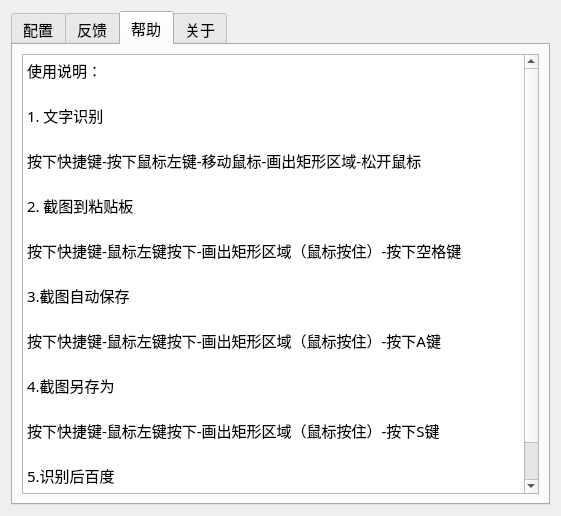
Y-Matin/NewsSpider, file setting.ui: the form before one commit.
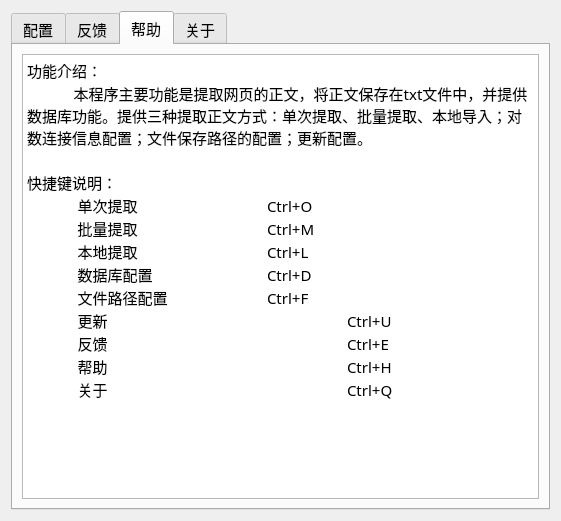
The form after the commit. The open tabs and pages were chosen to show the change. Icons and pictures are not drawn.

Commit message: 可以实现批量本地html文件导入，处理解析

```diff
--- a/setting.ui
+++ b/setting.ui
@@ -7,7 +7,7 @@
     <x>0</x>
     <y>0</y>
     <width>561</width>
-    <height>516</height>
+    <height>521</height>
    </rect>
   </property>
   <property name="windowTitle">
@@ -333,27 +333,19 @@
 &lt;html&gt;&lt;head&gt;&lt;meta name=&quot;qrichtext&quot; content=&quot;1&quot; /&gt;&lt;style type=&quot;text/css&quot;&gt;
 p, li { white-space: pre-wrap; }
 &lt;/style&gt;&lt;/head&gt;&lt;body style=&quot; font-family:'Bahnschrift SemiLight'; font-size:11pt; font-weight:400; font-style:normal;&quot;&gt;
-&lt;p style=&quot; margin-top:0px; margin-bottom:0px; margin-left:0px; margin-right:0px; -qt-block-indent:0; text-indent:0px;&quot;&gt;使用说明： &lt;/p&gt;
+&lt;p style=&quot; margin-top:0px; margin-bottom:0px; margin-left:0px; margin-right:0px; -qt-block-indent:0; text-indent:0px;&quot;&gt;功能介绍：&lt;/p&gt;
+&lt;p style=&quot; margin-top:0px; margin-bottom:0px; margin-left:0px; margin-right:0px; -qt-block-indent:0; text-indent:0px;&quot;&gt;            本程序主要功能是提取网页的正文，将正文保存在txt文件中，并提供数据库功能。提供三种提取正文方式：单次提取、批量提取、本地导入；对数连接信息配置；文件保存路径的配置；更新配置。&lt;/p&gt;
 &lt;p style=&quot;-qt-paragraph-type:empty; margin-top:0px; margin-bottom:0px; margin-left:0px; margin-right:0px; -qt-block-indent:0; text-indent:0px;&quot;&gt;&lt;br /&gt;&lt;/p&gt;
-&lt;p style=&quot; margin-top:0px; margin-bottom:0px; margin-left:0px; margin-right:0px; -qt-block-indent:0; text-indent:0px;&quot;&gt;1. 文字识别 &lt;/p&gt;
-&lt;p style=&quot;-qt-paragraph-type:empty; margin-top:0px; margin-bottom:0px; margin-left:0px; margin-right:0px; -qt-block-indent:0; text-indent:0px;&quot;&gt;&lt;br /&gt;&lt;/p&gt;
-&lt;p style=&quot; margin-top:0px; margin-bottom:0px; margin-left:0px; margin-right:0px; -qt-block-indent:0; text-indent:0px;&quot;&gt;按下快捷键-按下鼠标左键-移动鼠标-画出矩形区域-松开鼠标 &lt;/p&gt;
-&lt;p style=&quot;-qt-paragraph-type:empty; margin-top:0px; margin-bottom:0px; margin-left:0px; margin-right:0px; -qt-block-indent:0; text-indent:0px;&quot;&gt;&lt;br /&gt;&lt;/p&gt;
-&lt;p style=&quot; margin-top:0px; margin-bottom:0px; margin-left:0px; margin-right:0px; -qt-block-indent:0; text-indent:0px;&quot;&gt;2. 截图到粘贴板 &lt;/p&gt;
-&lt;p style=&quot;-qt-paragraph-type:empty; margin-top:0px; margin-bottom:0px; margin-left:0px; margin-right:0px; -qt-block-indent:0; text-indent:0px;&quot;&gt;&lt;br /&gt;&lt;/p&gt;
-&lt;p style=&quot; margin-top:0px; margin-bottom:0px; margin-left:0px; margin-right:0px; -qt-block-indent:0; text-indent:0px;&quot;&gt;按下快捷键-鼠标左键按下-画出矩形区域（鼠标按住）-按下空格键 &lt;/p&gt;
-&lt;p style=&quot;-qt-paragraph-type:empty; margin-top:0px; margin-bottom:0px; margin-left:0px; margin-right:0px; -qt-block-indent:0; text-indent:0px;&quot;&gt;&lt;br /&gt;&lt;/p&gt;
-&lt;p style=&quot; margin-top:0px; margin-bottom:0px; margin-left:0px; margin-right:0px; -qt-block-indent:0; text-indent:0px;&quot;&gt;3.截图自动保存 &lt;/p&gt;
-&lt;p style=&quot;-qt-paragraph-type:empty; margin-top:0px; margin-bottom:0px; margin-left:0px; margin-right:0px; -qt-block-indent:0; text-indent:0px;&quot;&gt;&lt;br /&gt;&lt;/p&gt;
-&lt;p style=&quot; margin-top:0px; margin-bottom:0px; margin-left:0px; margin-right:0px; -qt-block-indent:0; text-indent:0px;&quot;&gt;按下快捷键-鼠标左键按下-画出矩形区域（鼠标按住）-按下A键 &lt;/p&gt;
-&lt;p style=&quot;-qt-paragraph-type:empty; margin-top:0px; margin-bottom:0px; margin-left:0px; margin-right:0px; -qt-block-indent:0; text-indent:0px;&quot;&gt;&lt;br /&gt;&lt;/p&gt;
-&lt;p style=&quot; margin-top:0px; margin-bottom:0px; margin-left:0px; margin-right:0px; -qt-block-indent:0; text-indent:0px;&quot;&gt;4.截图另存为 &lt;/p&gt;
-&lt;p style=&quot;-qt-paragraph-type:empty; margin-top:0px; margin-bottom:0px; margin-left:0px; margin-right:0px; -qt-block-indent:0; text-indent:0px;&quot;&gt;&lt;br /&gt;&lt;/p&gt;
-&lt;p style=&quot; margin-top:0px; margin-bottom:0px; margin-left:0px; margin-right:0px; -qt-block-indent:0; text-indent:0px;&quot;&gt;按下快捷键-鼠标左键按下-画出矩形区域（鼠标按住）-按下S键 &lt;/p&gt;
-&lt;p style=&quot;-qt-paragraph-type:empty; margin-top:0px; margin-bottom:0px; margin-left:0px; margin-right:0px; -qt-block-indent:0; text-indent:0px;&quot;&gt;&lt;br /&gt;&lt;/p&gt;
-&lt;p style=&quot; margin-top:0px; margin-bottom:0px; margin-left:0px; margin-right:0px; -qt-block-indent:0; text-indent:0px;&quot;&gt;5.识别后百度 &lt;/p&gt;
-&lt;p style=&quot;-qt-paragraph-type:empty; margin-top:0px; margin-bottom:0px; margin-left:0px; margin-right:0px; -qt-block-indent:0; text-indent:0px;&quot;&gt;&lt;br /&gt;&lt;/p&gt;
-&lt;p style=&quot; margin-top:0px; margin-bottom:0px; margin-left:0px; margin-right:0px; -qt-block-indent:0; text-indent:0px;&quot;&gt;按下快捷键-鼠标左键按下-画出矩形区域（鼠标按住）-按下B键 &lt;/p&gt;&lt;/body&gt;&lt;/html&gt;</string>
+&lt;p style=&quot; margin-top:0px; margin-bottom:0px; margin-left:0px; margin-right:0px; -qt-block-indent:0; text-indent:0px;&quot;&gt;快捷键说明：&lt;/p&gt;
+&lt;p style=&quot; margin-top:0px; margin-bottom:0px; margin-left:0px; margin-right:0px; -qt-block-indent:0; text-indent:0px;&quot;&gt;             单次提取		Ctrl+O&lt;/p&gt;
+&lt;p style=&quot; margin-top:0px; margin-bottom:0px; margin-left:0px; margin-right:0px; -qt-block-indent:0; text-indent:0px;&quot;&gt;             批量提取		Ctrl+M&lt;/p&gt;
+&lt;p style=&quot; margin-top:0px; margin-bottom:0px; margin-left:0px; margin-right:0px; -qt-block-indent:0; text-indent:0px;&quot;&gt;             本地提取		Ctrl+L&lt;/p&gt;
+&lt;p style=&quot; margin-top:0px; margin-bottom:0px; margin-left:0px; margin-right:0px; -qt-block-indent:0; text-indent:0px;&quot;&gt;             数据库配置		Ctrl+D&lt;/p&gt;
+&lt;p style=&quot; margin-top:0px; margin-bottom:0px; margin-left:0px; margin-right:0px; -qt-block-indent:0; text-indent:0px;&quot;&gt;             文件路径配置		Ctrl+F&lt;/p&gt;
+&lt;p style=&quot; margin-top:0px; margin-bottom:0px; margin-left:0px; margin-right:0px; -qt-block-indent:0; text-indent:0px;&quot;&gt;             更新			Ctrl+U&lt;/p&gt;
+&lt;p style=&quot; margin-top:0px; margin-bottom:0px; margin-left:0px; margin-right:0px; -qt-block-indent:0; text-indent:0px;&quot;&gt;             反馈			Ctrl+E&lt;/p&gt;
+&lt;p style=&quot; margin-top:0px; margin-bottom:0px; margin-left:0px; margin-right:0px; -qt-block-indent:0; text-indent:0px;&quot;&gt;             帮助			Ctrl+H&lt;/p&gt;
+&lt;p style=&quot; margin-top:0px; margin-bottom:0px; margin-left:0px; margin-right:0px; -qt-block-indent:0; text-indent:0px;&quot;&gt;             关于			Ctrl+Q&lt;/p&gt;&lt;/body&gt;&lt;/html&gt;</string>
          </property>
         </widget>
        </item>
```
Left out of the diff: 72 changed lines with no effect on the pictures. The commit also changes 5 other files.
